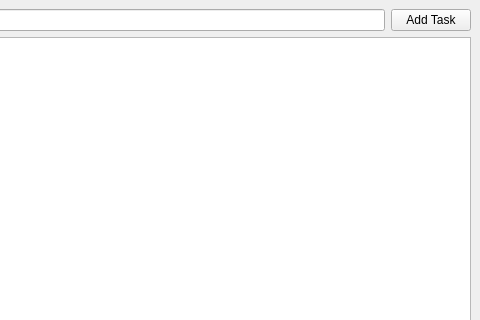
Old version of the form mainwindow.ui in the repository govUA/PomodoroTimerApp; both pictures show x 320 to 800 and y 0 to 320 of the 800 by 600 pixel window.
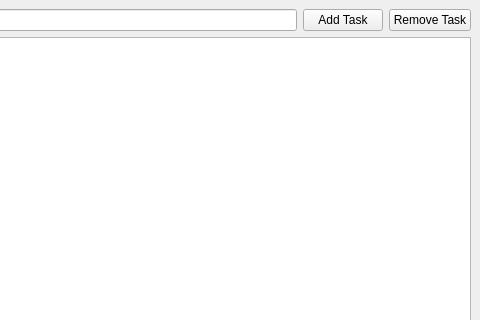
New version of the form.

Commit message: Remove Task

What changed in the file:
```diff
--- a/mainwindow.ui
+++ b/mainwindow.ui
@@ -29,6 +29,13 @@
           </property>
          </widget>
         </item>
+        <item>
+         <widget class="QPushButton" name="removeTaskButton">
+          <property name="text">
+           <string>Remove Task</string>
+          </property>
+         </widget>
+        </item>
        </layout>
       </item>
       <item>
```
The commit also changes 2 other files.
